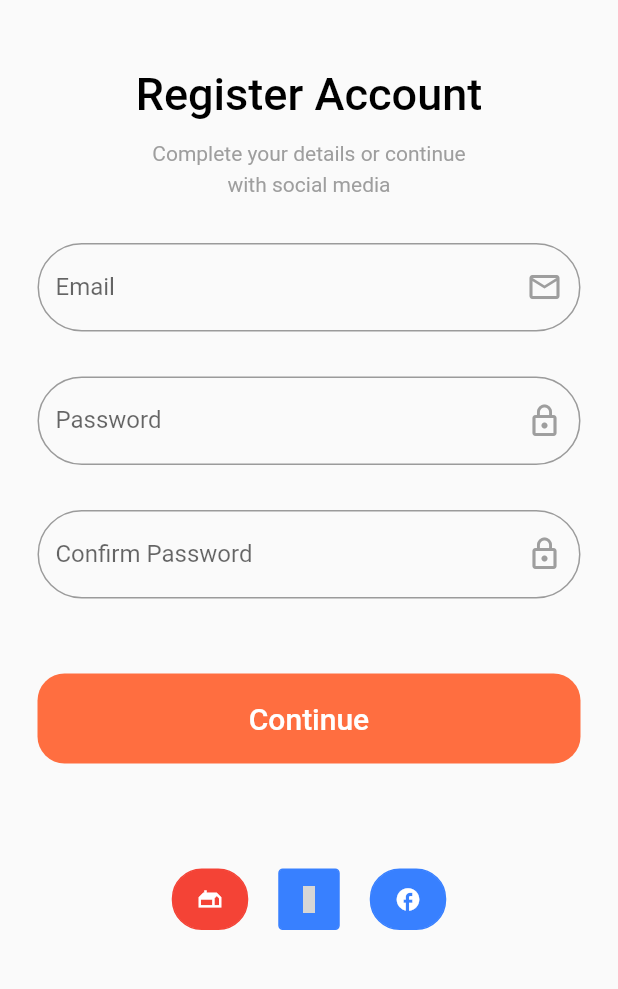
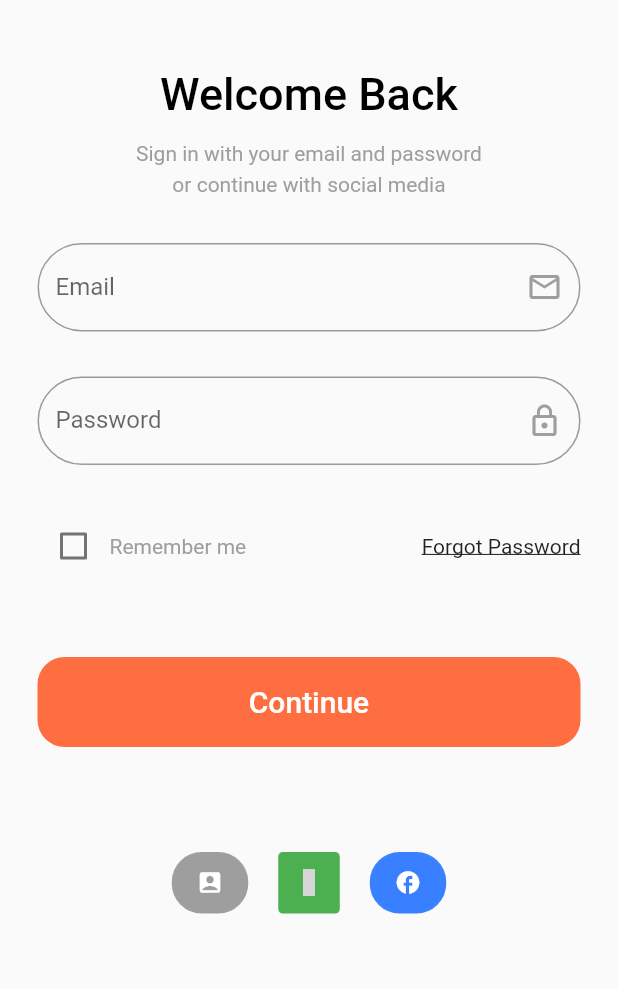
Before and after one commit to Aswin-S25/shoppingcart, a Flutter app: the screen it shows after launch, on a phone screen of 412 x 824 dp, the part 84-1073 px from its top. Run offline on Flutter 3.47's test engine with Material 2 defaults, Android fonts, the phone set to English and light mode, and no system bars; drawn by our look-alikes of getwidget; our stand-ins replace carousel_slider, smooth_page_indicator; statements that could not run were skipped; grey boxes are pictures that could not be loaded.

Commit message:
signin page added

```diff
--- a/lib/myapp.dart
+++ b/lib/myapp.dart
@@ -1,5 +1,6 @@
 import 'package:flutter/material.dart';
 import 'package:shoppingcart/pages/Regester.dart';
+import 'package:shoppingcart/pages/Screens/Sign_in/signin.dart';
 import 'package:shoppingcart/pages/welcome.dart';
 
 class MyApp extends StatelessWidget {
@@ -11,7 +12,7 @@ class MyApp extends StatelessWidget {
       debugShowCheckedModeBanner: false,
       title: "TOLOTO",
       home: Scaffold(
-        body: Register(),
+        body: SignInScreen(),
       ),
     );
   }
--- /dev/null
+++ b/lib/pages/Screens/Sign_in/components/body.dart
@@ -0,0 +1,81 @@
+import 'package:flutter/material.dart';
+import 'package:getwidget/getwidget.dart';
+import 'package:shoppingcart/pages/Screens/Sign_in/components/remember.dart';
+import '../../../widgets/continue.dart';
+import '../../../widgets/input.dart';
+
+
+class Body extends StatelessWidget {
+  const Body({super.key});
+
+  @override
+  Widget build(BuildContext context) {
+    return Container(
+        padding: const EdgeInsets.only(top: 45, left: 25, right: 25),
+        width: MediaQuery.of(context).size.width,
+        // color: Colors.green,
+        child: SingleChildScrollView(
+          child: Column(
+            mainAxisAlignment: MainAxisAlignment.start,
+            crossAxisAlignment: CrossAxisAlignment.center,
+            children:[
+              const Text(
+                "Welcome Back",
+                style: TextStyle(
+                    color: Colors.black,
+                    fontSize: 30,
+                    fontWeight: FontWeight.w500),
+              ),
+              const SizedBox(height: 10),
+              const Text("Sign in with your email and password\nor continue with social media",
+                  style: TextStyle(color: Colors.grey, height: 1.5),
+                  textAlign: TextAlign.center),
+              const SizedBox(height: 30),
+              const Inputfield(
+                  hint: "Enter your email",
+                  label: "Email",
+                  icon: Icons.email_outlined),
+              const SizedBox(height: 30),
+              const Inputfield(
+                  hint: "Enter your Password",
+                  label: "Password",
+                  icon: Icons.lock_outline),
+              const SizedBox(height: 30,),
+              Remember(),
+              const SizedBox(height: 50),
+              const CButton(),
+              const SizedBox(height: 70),
+              Row(
+                mainAxisAlignment: MainAxisAlignment.center,
+                children: [
+                  GFIconButton(
+                      onPressed: (){},
+                      icon: Icon(Icons.account_box),
+                      shape: GFIconButtonShape.pills,
+                      color: Colors.grey,
+                  ),
+                  const SizedBox(width: 20,),
+                  GFIconButton(
+                      onPressed: (){},
+                      icon: Icon(Icons.whatsapp_rounded),
+                      shape: GFIconButtonShape.standard,
+                      color: Colors.green,
+                  ),
+                  const SizedBox(width: 20,),
+                  GFIconButton(
+                      onPressed: (){},
+                      icon: Icon(Icons.facebook),
+                      shape: GFIconButtonShape.pills,
+
+                  ),
+
+
+
+                ],
+              ),
+            ],
+          ),
+        ),
+      );
+  }
+}
--- /dev/null
+++ b/lib/pages/Screens/Sign_in/components/remember.dart
@@ -0,0 +1,39 @@
+import 'package:flutter/cupertino.dart';
+import 'package:flutter/material.dart';
+import 'package:flutter/src/widgets/container.dart';
+import 'package:flutter/src/widgets/framework.dart';
+
+class Remember extends StatefulWidget {
+  const Remember({super.key});
+
+  @override
+  State<Remember> createState() => _RememberState();
+}
+
+class _RememberState extends State<Remember> {
+  bool? data = false;
+  @override
+  Widget build(BuildContext context) {
+    return Row(
+      children: [
+        Checkbox(
+            value: data,
+            onChanged: ((value) {
+              setState(() {
+                data = value;
+              });
+            })),
+
+        Text("Remember me", style: TextStyle(color: Colors.grey),),
+
+        Spacer(),
+        GestureDetector(
+          child:const Text(
+            "Forgot Password",
+            style: TextStyle(decoration: TextDecoration.underline),
+          ),
+        )
+      ],
+    );
+  }
+}
--- /dev/null
+++ b/lib/pages/Screens/Sign_in/signin.dart
@@ -0,0 +1,30 @@
+import 'package:flutter/material.dart';
+
+import 'components/body.dart';
+
+class SignInScreen extends StatelessWidget {
+  static String routeName = "/sign_in";
+  @override
+  Widget build(BuildContext context) {
+    return Scaffold(
+      appBar: AppBar(
+        backgroundColor: Colors.white,
+        leading: const Icon(
+          Icons.arrow_back_ios,
+          color: Colors.grey,
+        ),
+        title: const Text(
+          "Sign Up",
+          style: TextStyle(
+            color: Colors.grey,
+            fontSize: 20,
+            fontWeight: FontWeight.bold,
+          ),
+        ),
+        centerTitle: true,
+        shadowColor: Colors.transparent,
+      ),
+      body: Body(),
+    );
+  }
+}
--- a/pubspec.yaml
+++ b/pubspec.yaml
@@ -39,6 +39,7 @@ dependencies:
   # Use with the CupertinoIcons class for iOS style icons.
   cupertino_icons: ^1.0.2
   font_awesome_flutter: ^10.2.1
+  shared_preferences: ^2.0.15
 
 dev_dependencies:
   flutter_test:
```
Also changed, not shown: pubspec.lock, 1 other file.
